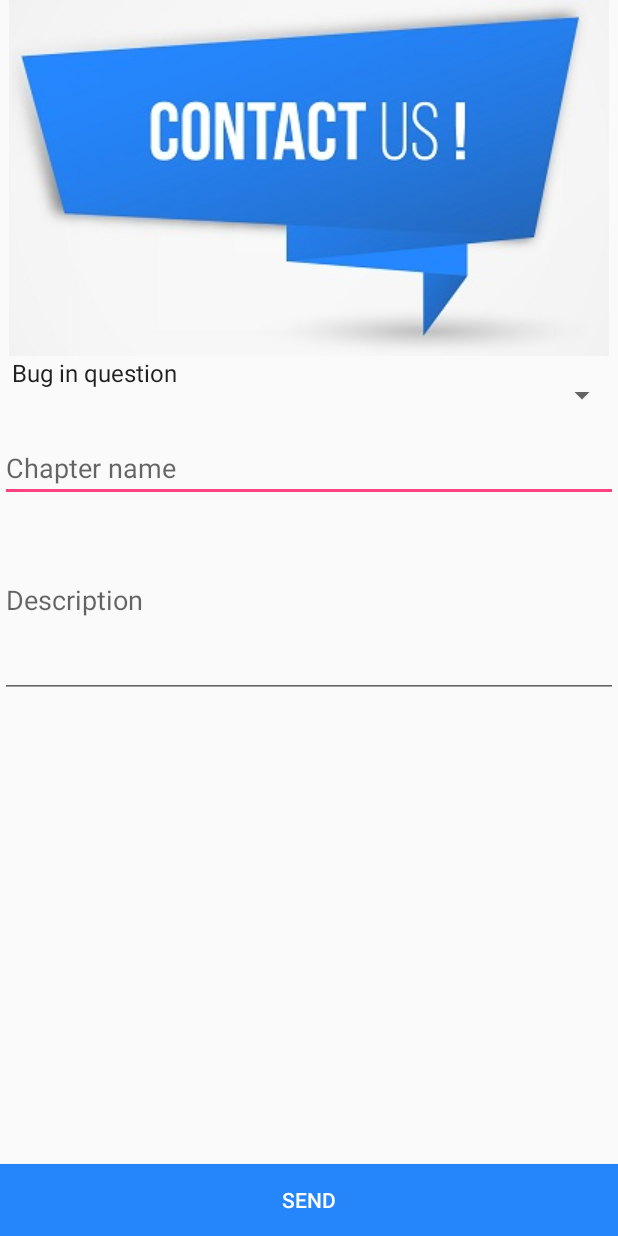
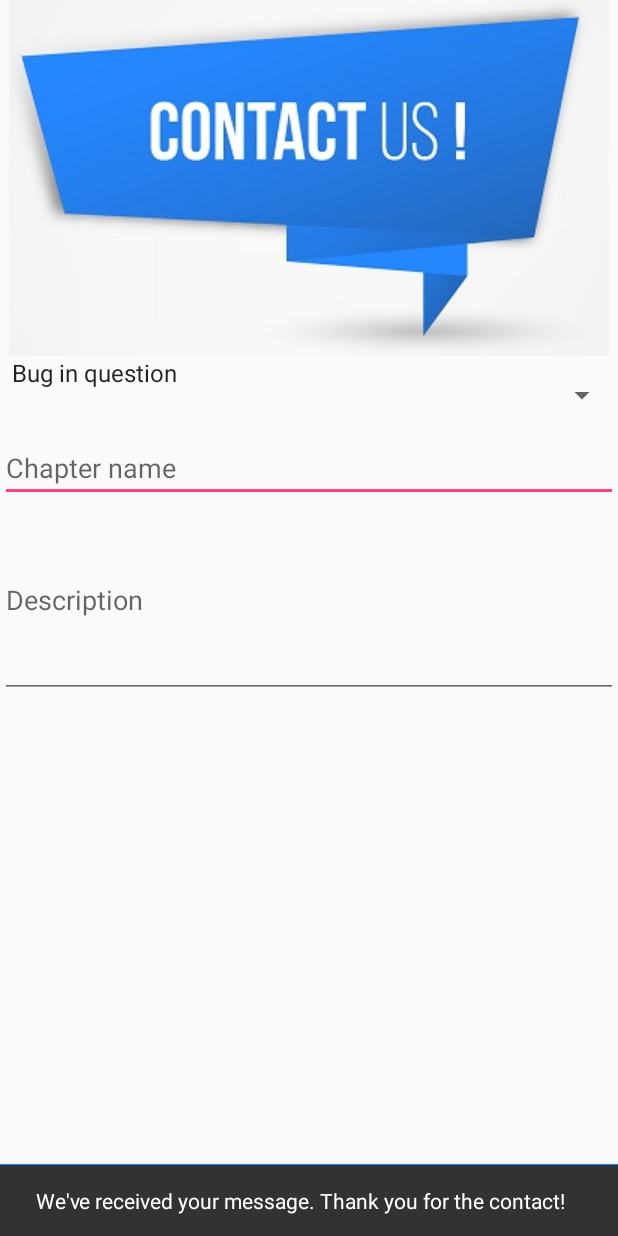
Before and after one commit to kamil-chmiel/CodeLearn, an Android app: the ContactActivity screen opened directly, with no data from a screen before it, after a tap on "SEND", on a phone screen of 412 x 824 dp. Run offline under Robolectric (Android 15) with nearby library versions, the phone set to English and light mode, and no system bars.

Commit message:
Added Snackbar after sending contact message

```diff
--- a/app/src/main/java/com/company/codelearn/ContactActivity.java
+++ b/app/src/main/java/com/company/codelearn/ContactActivity.java
@@ -2,16 +2,17 @@ package com.company.codelearn;
 
 import android.os.Bundle;
 import android.support.annotation.Nullable;
+import android.support.design.widget.Snackbar;
 import android.support.v7.app.AppCompatActivity;
 import android.widget.Button;
 import android.widget.EditText;
 import android.widget.Spinner;
 
-public class ContactActivity extends AppCompatActivity
-{
+public class ContactActivity extends AppCompatActivity {
     private Button sendBtn;
     private Spinner requestType;
     private EditText chapterName, contactDesc;
+
     @Override
     protected void onCreate(@Nullable Bundle savedInstanceState) {
         super.onCreate(savedInstanceState);
@@ -19,6 +20,9 @@ public class ContactActivity extends AppCompatActivity
 
         sendBtn = findViewById(R.id.btn_send_contact_request);
         sendBtn.setOnClickListener(v -> {
+            Snackbar.make(v, "We've received your message. Thank you for the contact!", Snackbar.LENGTH_LONG)
+                    .show();
+
         });
         requestType = findViewById(R.id.spinner_types);
         chapterName = findViewById(R.id.contact_chapter_name);
```
